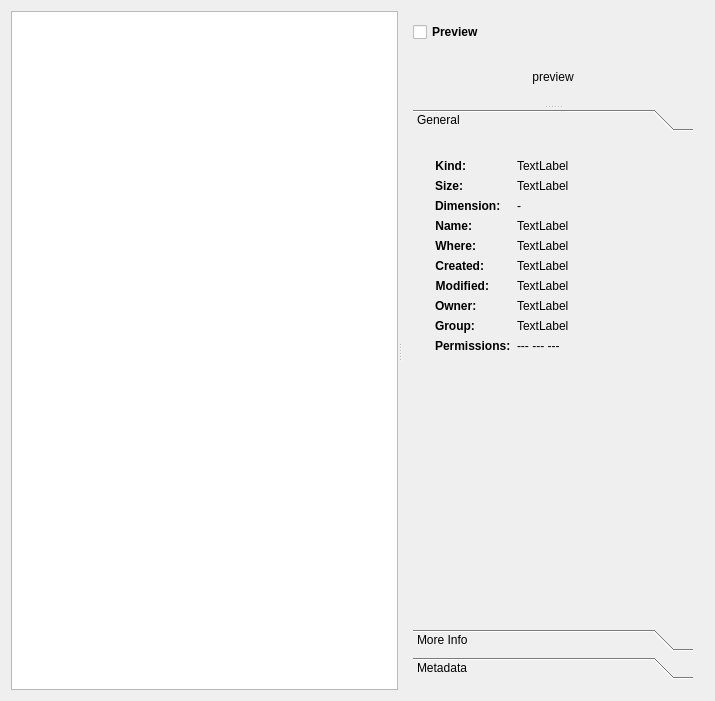
First picture: the form in common/FileManager/FileManager.ui, repository rbbrnc/krbkACD, before the edit.
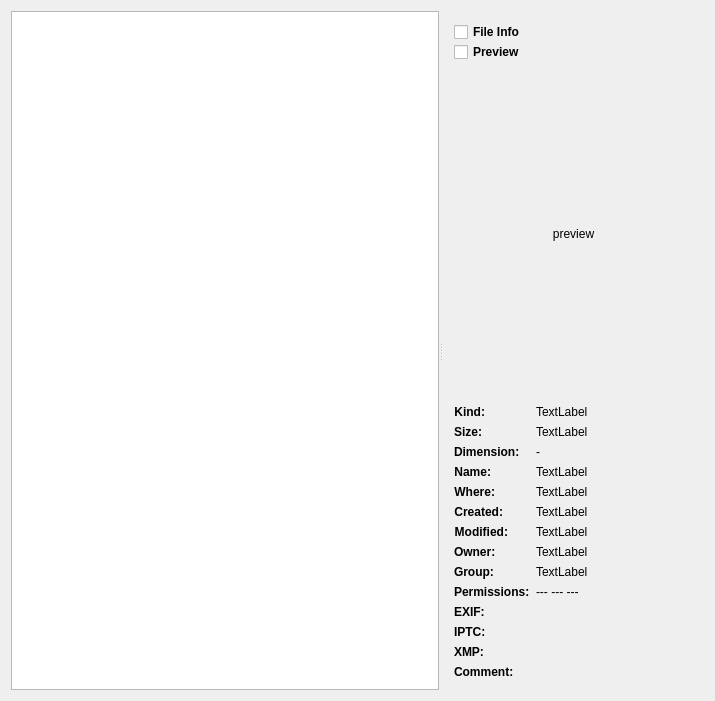
Second picture: the form after the edit. The open tabs and pages were chosen to show the change.

What changed in the file:
```diff
--- a/common/FileManager/FileManager.ui
+++ b/common/FileManager/FileManager.ui
@@ -16,7 +16,7 @@
     <verstretch>0</verstretch>
    </sizepolicy>
   </property>
-  <layout class="QHBoxLayout" name="horizontalLayout">
+  <layout class="QVBoxLayout" name="verticalLayout_3">
    <item>
     <widget class="QSplitter" name="mainSplitter">
      <property name="orientation">
@@ -42,7 +42,40 @@
       </property>
       <layout class="QVBoxLayout" name="verticalLayout">
        <item>
+        <layout class="QVBoxLayout" name="verticalLayout_2">
+         <property name="spacing">
+          <number>0</number>
+         </property>
+         <property name="sizeConstraint">
+          <enum>QLayout::SetFixedSize</enum>
+         </property>
+         <item>
+          <widget class="QCheckBox" name="infoCheckBox">
+           <property name="sizePolicy">
+            <sizepolicy hsizetype="Fixed" vsizetype="Fixed">
+             <horstretch>0</horstretch>
+             <verstretch>0</verstretch>
+            </sizepolicy>
+           </property>
+           <property name="font">
+            <font>
+             <weight>75</weight>
+             <bold>true</bold>
+            </font>
+           </property>
+           <property name="text">
+            <string>File Info</string>
+           </property>
+          </widget>
+         </item>
+         <item>
         <widget class="QCheckBox" name="previewCheckBox">
+           <property name="sizePolicy">
+            <sizepolicy hsizetype="Fixed" vsizetype="Fixed">
+             <horstretch>0</horstretch>
+             <verstretch>0</verstretch>
+            </sizepolicy>
+           </property>
          <property name="font">
           <font>
            <weight>75</weight>
@@ -54,19 +87,20 @@
          </property>
         </widget>
        </item>
+        </layout>
+       </item>
        <item>
-        <widget class="QSplitter" name="infoSplitter">
-         <property name="orientation">
-          <enum>Qt::Vertical</enum>
-         </property>
-         <property name="childrenCollapsible">
-          <bool>false</bool>
-         </property>
          <widget class="QLabel" name="previewLabel">
+         <property name="sizePolicy">
+          <sizepolicy hsizetype="Expanding" vsizetype="Expanding">
+           <horstretch>0</horstretch>
+           <verstretch>0</verstretch>
+          </sizepolicy>
+         </property>
           <property name="minimumSize">
            <size>
-            <width>32</width>
-            <height>32</height>
+           <width>64</width>
+           <height>64</height>
            </size>
           </property>
           <property name="text">
@@ -76,32 +110,22 @@
            <set>Qt::AlignCenter</set>
           </property>
          </widget>
-         <widget class="QToolBox" name="infoToolBox">
-          <property name="font">
-           <font>
-            <weight>50</weight>
-            <bold>false</bold>
-           </font>
-          </property>
-          <property name="currentIndex">
-           <number>1</number>
-          </property>
-          <widget class="QWidget" name="GeneralInfo">
-           <property name="geometry">
-            <rect>
-             <x>0</x>
-             <y>0</y>
-             <width>292</width>
-             <height>495</height>
-            </rect>
-           </property>
-           <attribute name="label">
-            <string>General</string>
-           </attribute>
-           <layout class="QVBoxLayout" name="verticalLayout_4">
+       </item>
             <item>
              <widget class="QWidget" name="infoWidget" native="true">
+         <property name="sizePolicy">
+          <sizepolicy hsizetype="Preferred" vsizetype="Fixed">
+           <horstretch>0</horstretch>
+           <verstretch>0</verstretch>
+          </sizepolicy>
+         </property>
               <layout class="QFormLayout" name="formLayout">
+          <property name="sizeConstraint">
+           <enum>QLayout::SetFixedSize</enum>
+          </property>
+          <property name="margin">
+           <number>0</number>
+          </property>
                <item row="0" column="0">
                 <widget class="QLabel" name="label">
                  <property name="sizePolicy">
@@ -137,7 +161,7 @@
                  </property>
                 </widget>
                </item>
-               <item row="2" column="0">
+          <item row="1" column="0">
                 <widget class="QLabel" name="label_4">
                  <property name="font">
                   <font>
@@ -153,7 +177,7 @@
                  </property>
                 </widget>
                </item>
-               <item row="2" column="1">
+          <item row="1" column="1">
                 <widget class="QLabel" name="sizeLabel">
                  <property name="sizePolicy">
                   <sizepolicy hsizetype="Preferred" vsizetype="Fixed">
@@ -166,7 +190,39 @@
                  </property>
                 </widget>
                </item>
-               <item row="5" column="0">
+          <item row="2" column="0">
+           <widget class="QLabel" name="label_14">
+            <property name="sizePolicy">
+             <sizepolicy hsizetype="Preferred" vsizetype="Fixed">
+              <horstretch>0</horstretch>
+              <verstretch>0</verstretch>
+             </sizepolicy>
+            </property>
+            <property name="font">
+             <font>
+              <weight>75</weight>
+              <bold>true</bold>
+             </font>
+            </property>
+            <property name="text">
+             <string>Dimension:</string>
+            </property>
+           </widget>
+          </item>
+          <item row="2" column="1">
+           <widget class="QLabel" name="dimensionLabel">
+            <property name="sizePolicy">
+             <sizepolicy hsizetype="Preferred" vsizetype="Fixed">
+              <horstretch>0</horstretch>
+              <verstretch>0</verstretch>
+             </sizepolicy>
+            </property>
+            <property name="text">
+             <string>-</string>
+            </property>
+           </widget>
+          </item>
+          <item row="3" column="0">
                 <widget class="QLabel" name="label_3">
                  <property name="font">
                   <font>
@@ -182,7 +238,7 @@
                  </property>
                 </widget>
                </item>
-               <item row="5" column="1">
+          <item row="3" column="1">
                 <widget class="QLabel" name="fileLabel">
                  <property name="sizePolicy">
                   <sizepolicy hsizetype="Preferred" vsizetype="Fixed">
@@ -195,7 +251,7 @@
                  </property>
                 </widget>
                </item>
-               <item row="7" column="0">
+          <item row="4" column="0">
                 <widget class="QLabel" name="label_2">
                  <property name="sizePolicy">
                   <sizepolicy hsizetype="Fixed" vsizetype="Fixed">
@@ -217,7 +273,7 @@
                  </property>
                 </widget>
                </item>
-               <item row="7" column="1">
+          <item row="4" column="1">
                 <widget class="QLabel" name="pathLabel">
                  <property name="sizePolicy">
                   <sizepolicy hsizetype="Preferred" vsizetype="Fixed">
@@ -230,7 +286,7 @@
                  </property>
                 </widget>
                </item>
-               <item row="9" column="0">
+          <item row="5" column="0">
                 <widget class="QLabel" name="label_8">
                  <property name="font">
                   <font>
@@ -246,7 +302,7 @@
                  </property>
                 </widget>
                </item>
-               <item row="9" column="1">
+          <item row="5" column="1">
                 <widget class="QLabel" name="createdLabel">
                  <property name="sizePolicy">
                   <sizepolicy hsizetype="Preferred" vsizetype="Fixed">
@@ -259,7 +315,7 @@
                  </property>
                 </widget>
                </item>
-               <item row="11" column="0">
+          <item row="6" column="0">
                 <widget class="QLabel" name="label_9">
                  <property name="font">
                   <font>
@@ -275,7 +331,7 @@
                  </property>
                 </widget>
                </item>
-               <item row="11" column="1">
+          <item row="6" column="1">
                 <widget class="QLabel" name="modifiedLabel">
                  <property name="sizePolicy">
                   <sizepolicy hsizetype="Preferred" vsizetype="Fixed">
@@ -288,7 +344,7 @@
                  </property>
                 </widget>
                </item>
-               <item row="13" column="0">
+          <item row="7" column="0">
                 <widget class="QLabel" name="label_6">
                  <property name="sizePolicy">
                   <sizepolicy hsizetype="Fixed" vsizetype="Fixed">
@@ -307,7 +363,7 @@
                  </property>
                 </widget>
                </item>
-               <item row="13" column="1">
+          <item row="7" column="1">
                 <widget class="QLabel" name="ownerLabel">
                  <property name="sizePolicy">
                   <sizepolicy hsizetype="Preferred" vsizetype="Fixed">
@@ -320,7 +376,7 @@
                  </property>
                 </widget>
                </item>
-               <item row="15" column="0">
+          <item row="8" column="0">
                 <widget class="QLabel" name="label_10">
                  <property name="sizePolicy">
                   <sizepolicy hsizetype="Fixed" vsizetype="Fixed">
@@ -339,7 +395,7 @@
                  </property>
                 </widget>
                </item>
-               <item row="15" column="1">
+          <item row="8" column="1">
                 <widget class="QLabel" name="groupLabel">
                  <property name="sizePolicy">
                   <sizepolicy hsizetype="Preferred" vsizetype="Fixed">
@@ -352,7 +408,7 @@
                  </property>
                 </widget>
                </item>
-               <item row="17" column="0">
+          <item row="9" column="0">
                 <widget class="QLabel" name="label_12">
                  <property name="sizePolicy">
                   <sizepolicy hsizetype="Fixed" vsizetype="Fixed">
@@ -371,7 +427,7 @@
                  </property>
                 </widget>
                </item>
-               <item row="17" column="1">
+          <item row="9" column="1">
                 <widget class="QLabel" name="permissionsLabel">
                  <property name="sizePolicy">
                   <sizepolicy hsizetype="Preferred" vsizetype="Fixed">
@@ -384,63 +440,7 @@
                  </property>
                 </widget>
                </item>
-               <item row="4" column="0">
-                <widget class="QLabel" name="label_14">
-                 <property name="sizePolicy">
-                  <sizepolicy hsizetype="Preferred" vsizetype="Fixed">
-                   <horstretch>0</horstretch>
-                   <verstretch>0</verstretch>
-                  </sizepolicy>
-                 </property>
-                 <property name="font">
-                  <font>
-                   <weight>75</weight>
-                   <bold>true</bold>
-                  </font>
-                 </property>
-                 <property name="text">
-                  <string>Dimension:</string>
-                 </property>
-                </widget>
-               </item>
-               <item row="4" column="1">
-                <widget class="QLabel" name="dimensionLabel">
-                 <property name="sizePolicy">
-                  <sizepolicy hsizetype="Preferred" vsizetype="Fixed">
-                   <horstretch>0</horstretch>
-                   <verstretch>0</verstretch>
-                  </sizepolicy>
-                 </property>
-                 <property name="text">
-                  <string>-</string>
-                 </property>
-                </widget>
-               </item>
-              </layout>
-             </widget>
-            </item>
-           </layout>
-          </widget>
-          <widget class="QWidget" name="MoreInfo">
-           <property name="geometry">
-            <rect>
-             <x>0</x>
-             <y>0</y>
-             <width>292</width>
-             <height>495</height>
-            </rect>
-           </property>
-           <attribute name="label">
-            <string>More Info</string>
-           </attribute>
-           <layout class="QVBoxLayout" name="verticalLayout_5">
-            <item>
-             <widget class="QWidget" name="widget" native="true">
-              <layout class="QFormLayout" name="formLayout_2">
-               <property name="fieldGrowthPolicy">
-                <enum>QFormLayout::ExpandingFieldsGrow</enum>
-               </property>
-               <item row="0" column="0">
+          <item row="10" column="0">
                 <widget class="QLabel" name="label_7">
                  <property name="sizePolicy">
                   <sizepolicy hsizetype="Fixed" vsizetype="Fixed">
@@ -472,7 +472,7 @@
                  </property>
                 </widget>
                </item>
-               <item row="1" column="0">
+          <item row="11" column="0">
                 <widget class="QLabel" name="label_5">
                  <property name="sizePolicy">
                   <sizepolicy hsizetype="Preferred" vsizetype="Fixed">
@@ -491,7 +491,7 @@
                  </property>
                 </widget>
                </item>
-               <item row="1" column="1">
+          <item row="11" column="1">
                 <widget class="QLabel" name="iptcLabel">
                  <property name="sizePolicy">
                   <sizepolicy hsizetype="Preferred" vsizetype="Fixed">
@@ -504,7 +504,7 @@
                  </property>
                 </widget>
                </item>
-               <item row="2" column="0">
+          <item row="12" column="0">
                 <widget class="QLabel" name="label_13">
                  <property name="sizePolicy">
                   <sizepolicy hsizetype="Preferred" vsizetype="Fixed">
@@ -523,7 +523,7 @@
                  </property>
                 </widget>
                </item>
-               <item row="2" column="1">
+          <item row="12" column="1">
                 <widget class="QLabel" name="xmpLabel">
                  <property name="sizePolicy">
                   <sizepolicy hsizetype="Preferred" vsizetype="Fixed">
@@ -536,7 +536,7 @@
                  </property>
                 </widget>
                </item>
-               <item row="3" column="0">
+          <item row="13" column="0">
                 <widget class="QLabel" name="label_11">
                  <property name="sizePolicy">
                   <sizepolicy hsizetype="Preferred" vsizetype="Fixed">
@@ -569,29 +569,6 @@
                 </widget>
                </item>
               </layout>
-             </widget>
-            </item>
-           </layout>
-          </widget>
-          <widget class="QWidget" name="Metadata">
-           <property name="geometry">
-            <rect>
-             <x>0</x>
-             <y>0</y>
-             <width>96</width>
-             <height>93</height>
-            </rect>
-           </property>
-           <attribute name="label">
-            <string>Metadata</string>
-           </attribute>
-           <layout class="QVBoxLayout" name="verticalLayout_7">
-            <item>
-             <widget class="QTreeView" name="treeView"/>
-            </item>
-           </layout>
-          </widget>
-         </widget>
         </widget>
        </item>
       </layout>
```
Left out of the diff: 4 changed lines with no effect on the pictures. Lines whose indentation alone changed are shown as unchanged.
